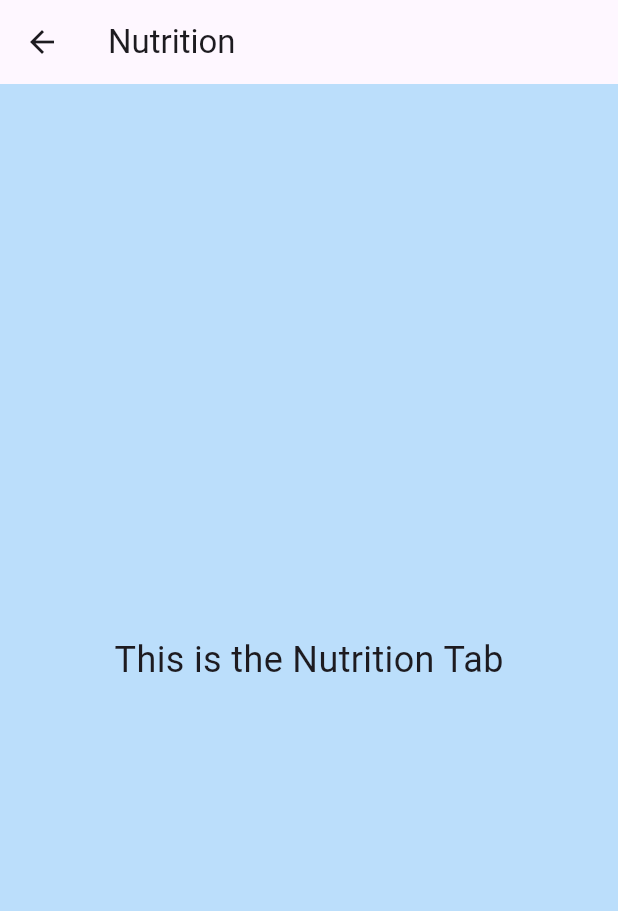
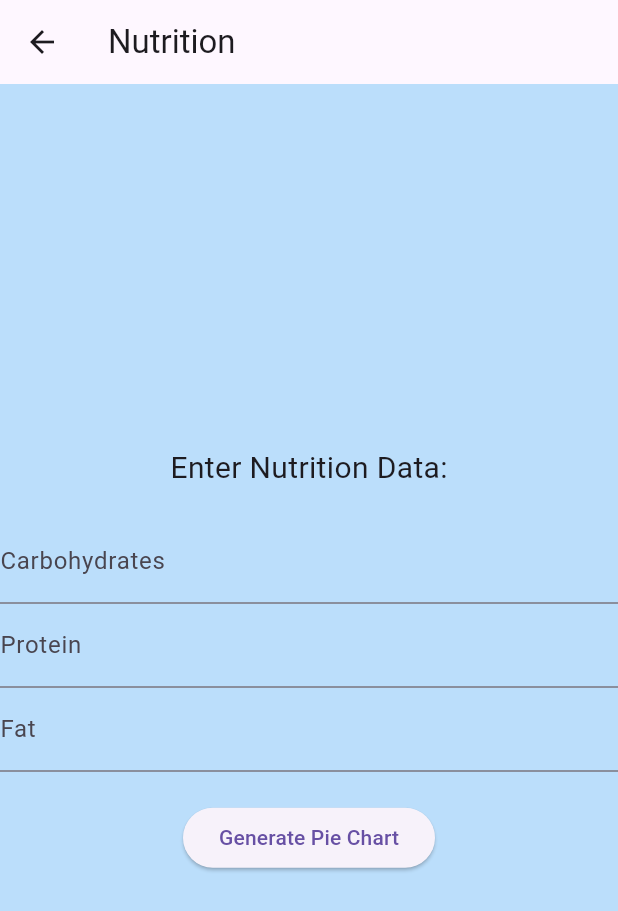
Before and after one commit to rextail90/HealthSync_V2, a Flutter app: the NutritionTab screen opened directly, on a phone screen of 412 x 824 dp. Shown: the top 911 px of the screen. Run offline on Flutter 3.47's test engine with Material 3 defaults, Android fonts, the light colour scheme and no system bars; our stand-ins replace firebase_auth, firebase_core; accounts and stored records are empty.

Commit message:
Add files via upload

```diff
--- a/lib/screens/nutrition_tab.dart
+++ b/lib/screens/nutrition_tab.dart
@@ -1,20 +1,184 @@
 import 'package:flutter/material.dart';
+import 'dart:math' as math;
 
 class NutritionTab extends StatelessWidget {
-  const NutritionTab({super.key});
-
   @override
   Widget build(BuildContext context) {
     return Scaffold(
       appBar: AppBar(
         title: const Text('Nutrition'),
       ),
-      body: const Center(
-        child: Text(
-          'This is the Nutrition Tab',
-          style: TextStyle(fontSize: 24.0),
+      body: Center(
+        child: Column(
+          mainAxisAlignment: MainAxisAlignment.center,
+          children: [
+            const Text(
+              'Enter Nutrition Data:',
+              style: TextStyle(fontSize: 20.0),
+            ),
+            SizedBox(height: 20.0),
+            NutritionForm(),
+          ],
         ),
       ),
     );
   }
 }
+
+class NutritionForm extends StatefulWidget {
+  @override
+  _NutritionFormState createState() => _NutritionFormState();
+}
+
+class _NutritionFormState extends State<NutritionForm> {
+  TextEditingController carbsController = TextEditingController();
+  TextEditingController proteinController = TextEditingController();
+  TextEditingController fatController = TextEditingController();
+
+  @override
+  Widget build(BuildContext context) {
+    return Column(
+      crossAxisAlignment: CrossAxisAlignment.center,
+      children: [
+        TextFormField(
+          controller: carbsController,
+          decoration: InputDecoration(labelText: 'Carbohydrates'),
+          keyboardType: TextInputType.number,
+        ),
+        TextFormField(
+          controller: proteinController,
+          decoration: InputDecoration(labelText: 'Protein'),
+          keyboardType: TextInputType.number,
+        ),
+        TextFormField(
+          controller: fatController,
+          decoration: InputDecoration(labelText: 'Fat'),
+          keyboardType: TextInputType.number,
+        ),
+        SizedBox(height: 20.0),
+        ElevatedButton(
+          onPressed: () {
+            showDialog(
+              context: context,
+              builder: (context) => AlertDialog(
+                content: Container(
+                  width: 300,
+                  height: 300,
+                  child: PieChart(
+                    carbs: double.parse(carbsController.text),
+                    protein: double.parse(proteinController.text),
+                    fat: double.parse(fatController.text),
+                  ),
+                ),
+              ),
+            );
+          },
+          child: Text('Generate Pie Chart'),
+        ),
+      ],
+    );
+  }
+}
+
+class PieChart extends StatelessWidget {
+  final double carbs;
+  final double protein;
+  final double fat;
+
+  const PieChart(
+      {required this.carbs, required this.protein, required this.fat});
+
+  @override
+  Widget build(BuildContext context) {
+    return CustomPaint(
+      size: Size(300, 300),
+      painter: PieChartPainter(carbs, protein, fat),
+    );
+  }
+}
+
+class PieChartPainter extends CustomPainter {
+  final double carbs;
+  final double protein;
+  final double fat;
+
+  PieChartPainter(this.carbs, this.protein, this.fat);
+
+  @override
+  void paint(Canvas canvas, Size size) {
+    double total = carbs + protein + fat;
+    double carbsAngle = (carbs / total) * 2 * math.pi;
+    double proteinAngle = (protein / total) * 2 * math.pi;
+    double fatAngle = (fat / total) * 2 * math.pi;
+
+    Offset center = Offset(size.width / 2, size.height / 2);
+    double radius = size.width / 2;
+    Paint paint = Paint()
+      ..style = PaintingStyle.fill
+      ..color = Colors.blue;
+
+    // Draw Carbs segment
+    canvas.drawArc(
+      Rect.fromCircle(center: center, radius: radius),
+      -math.pi / 2,
+      carbsAngle,
+      true,
+      paint,
+    );
+    _drawLabel(canvas, center, radius, -math.pi / 2, carbsAngle, "Carbs",
+        carbs / total);
+
+    paint.color = Colors.green;
+
+    // Draw Protein segment
+    canvas.drawArc(
+      Rect.fromCircle(center: center, radius: radius),
+      -math.pi / 2 + carbsAngle,
+      proteinAngle,
+      true,
+      paint,
+    );
+    _drawLabel(canvas, center, radius, -math.pi / 2 + carbsAngle, proteinAngle,
+        "Protein", protein / total);
+
+    paint.color = Colors.orange;
+
+    // Draw Fat segment
+    canvas.drawArc(
+      Rect.fromCircle(center: center, radius: radius),
+      -math.pi / 2 + carbsAngle + proteinAngle,
+      fatAngle,
+      true,
+      paint,
+    );
+    _drawLabel(canvas, center, radius, -math.pi / 2 + carbsAngle + proteinAngle,
+        fatAngle, "Fat", fat / total);
+  }
+
+  void _drawLabel(Canvas canvas, Offset center, double radius,
+      double startAngle, double sweepAngle, String label, double percentage) {
+    // Calculate label position
+    double labelRadius = radius * 0.7;
+    double labelAngle = startAngle + sweepAngle / 2;
+    double x = center.dx + labelRadius * math.cos(labelAngle);
+    double y = center.dy + labelRadius * math.sin(labelAngle);
+
+    // Draw label
+    TextSpan span = TextSpan(
+      style: TextStyle(color: Colors.black, fontSize: 14.0),
+      text: '$label\n(${(percentage * 100).toStringAsFixed(1)}%)',
+    );
+    TextPainter tp = TextPainter(
+      text: span,
+      textAlign: TextAlign.center,
+      textDirection: TextDirection.ltr,
+    );
+    tp.layout();
+    tp.paint(canvas, Offset(x - tp.width / 2, y - tp.height / 2));
+  }
+
+  @override
+  bool shouldRepaint(covariant CustomPainter oldDelegate) {
+    return true;
+  }
+}
```
